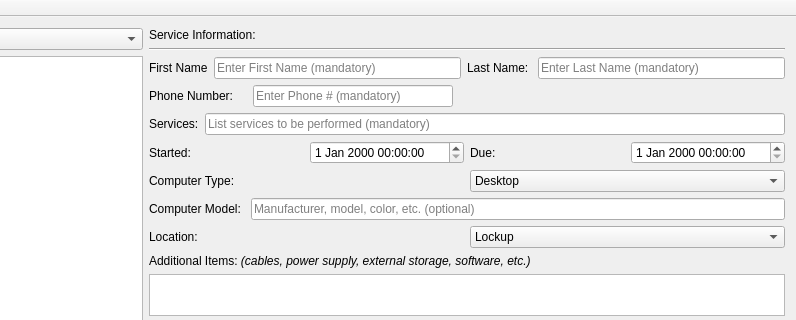
This is technotes.ui in TheLetterN/TechServiceNotes as Qt 5 draws it before an edit; both pictures show x 504 to 1300 and y 0 to 320 of the 1300 by 800 pixel window. The edited form follows.
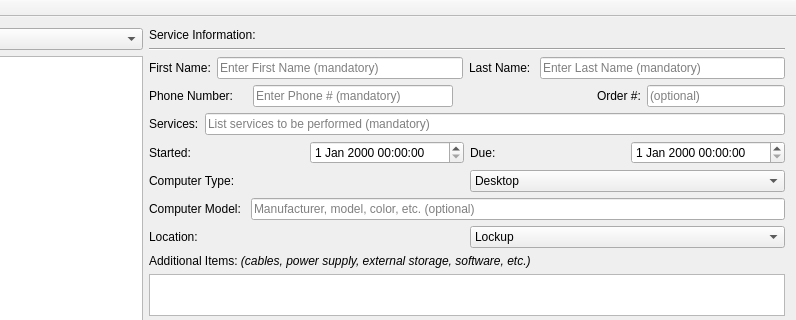
This is the edited form.

Commit message: Added a field to the form for Order#, and the corresponding data members and functions to use it. Also directly inserted the text of the license into the QTextBrowser in the license dialog, just in case the end user moves/deletes license.txt. Also changed the location of data on Windows to the more canonical %APPDATA%\Roamings

```diff
--- a/technotes.ui
+++ b/technotes.ui
@@ -130,7 +130,7 @@
         <item>
          <widget class="QLabel" name="firstNameLabel">
           <property name="text">
-           <string>First Name</string>
+           <string>First Name:</string>
           </property>
          </widget>
         </item>
@@ -207,6 +207,20 @@
           </property>
          </spacer>
         </item>
+        <item>
+         <widget class="QLabel" name="label_12">
+          <property name="text">
+           <string>Order #:</string>
+          </property>
+         </widget>
+        </item>
+        <item>
+         <widget class="QLineEdit" name="orderNumberEdit">
+          <property name="placeholderText">
+           <string>(optional)</string>
+          </property>
+         </widget>
+        </item>
        </layout>
       </item>
       <item>
```
The commit also changes 5 other files.
